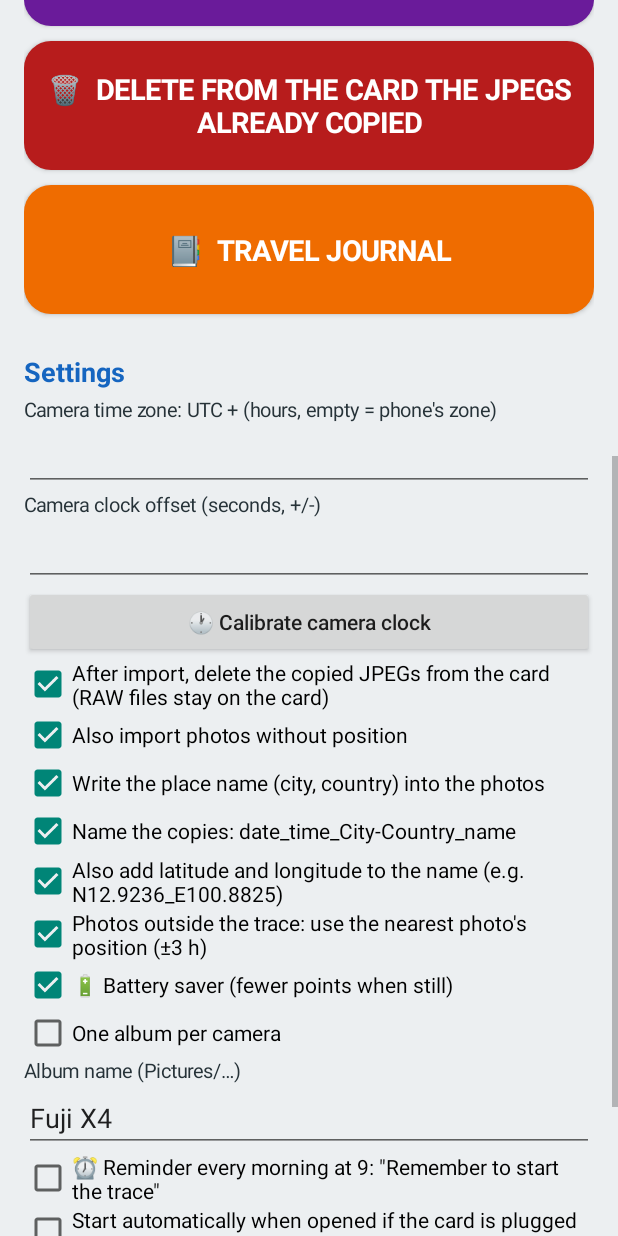
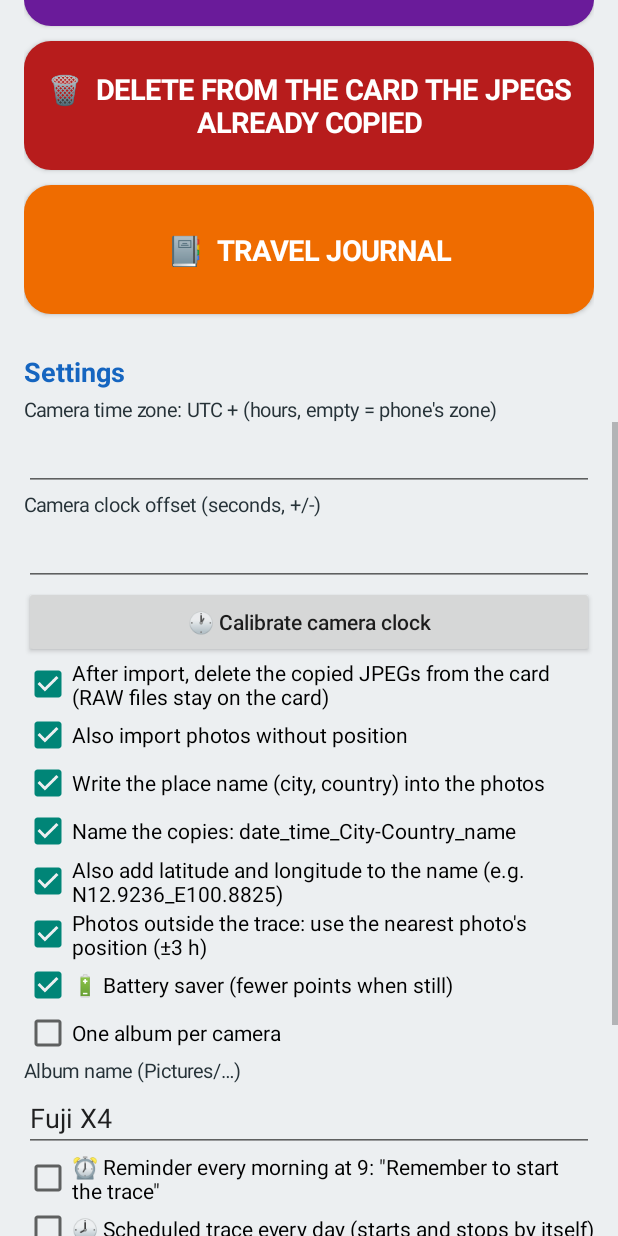
Before and after one commit to dargerejm-oss/trace-photo-android, an Android app: the screen it shows after launch (MainActivity), scrolled down 576 dp, on a phone screen of 412 x 824 dp. Run offline under Robolectric (Android 15) with nearby library versions, the phone set to English and light mode, and no system bars; pictures from the network do not load.

Commit message:
v2.6: trace programmee, verification apres suppression
Co-Authored-By: Claude Sonnet 5.5 <noreply@anthropic.com>
Claude-Session: https://claude.ai/code/session_01HG97iMfEjTevcNT62nJE5X

```diff
--- a/app/build.gradle.kts
+++ b/app/build.gradle.kts
@@ -10,8 +10,8 @@ android {
         applicationId = "com.jmdargere.tracephoto"
         minSdk = 29
         targetSdk = 34
-        versionCode = 9
-        versionName = "2.5"
+        versionCode = 10
+        versionName = "2.6"
     }
     compileOptions {
         sourceCompatibility = JavaVersion.VERSION_17
--- a/app/src/main/AndroidManifest.xml
+++ b/app/src/main/AndroidManifest.xml
@@ -9,6 +9,7 @@
     <uses-permission android:name="android.permission.INTERNET" />
     <uses-permission android:name="android.permission.VIBRATE" />
     <uses-permission android:name="android.permission.RECEIVE_BOOT_COMPLETED" />
+    <uses-permission android:name="android.permission.ACCESS_BACKGROUND_LOCATION" />
     <application
         android:allowBackup="false"
         android:icon="@mipmap/ic_launcher"
@@ -28,6 +29,7 @@
         </activity>
         <activity android:name=".ViewerActivity" android:exported="false" />
         <activity android:name=".JournalActivity" android:exported="false" />
+        <receiver android:name=".Programme" android:exported="false" />
         <receiver android:name=".Rappel" android:exported="false">
             <intent-filter><action android:name="android.intent.action.BOOT_COMPLETED" /></intent-filter>
         </receiver>
--- a/app/src/main/java/com/jmdargere/tracephoto/Geoloc.kt
+++ b/app/src/main/java/com/jmdargere/tracephoto/Geoloc.kt
@@ -226,7 +226,7 @@ class Geoloc(private val c: Context, private val racine: Uri, private val decala
             try {
                 val copieOk = cr.openFileDescriptor(p.second, "r")?.use { it.statSize > 1000 } == true
                 if (!copieOk) { b.copieAbsente++; b.echecSupp++; continue }
-                if (DocumentsContract.deleteDocument(cr, p.first)) b.supprimees++ else { b.echecSupp++; if (b.errSupp.isEmpty()) b.errSupp = "refus du système (deleteDocument=false)" }
+                if (DocumentsContract.deleteDocument(cr, p.first)) { val encore = try { cr.query(p.first, arrayOf("document_id"), null, null, null)?.use { it.count > 0 } == true } catch (_: Exception) { false }; if (encore) { b.echecSupp++; if (b.errSupp.isEmpty()) b.errSupp = "fichier toujours présent après suppression" } else b.supprimees++ } else { b.echecSupp++; if (b.errSupp.isEmpty()) b.errSupp = "refus du système (deleteDocument=false)" }
             } catch (e: Exception) { b.echecSupp++; if (b.errSupp.isEmpty()) b.errSupp = (e.javaClass.simpleName + ": " + (e.message ?: "")).take(160) }
         }
     }
--- a/app/src/main/java/com/jmdargere/tracephoto/MainActivity.kt
+++ b/app/src/main/java/com/jmdargere/tracephoto/MainActivity.kt
@@ -40,6 +40,9 @@ class MainActivity : Activity() {
     private lateinit var cbSans: CheckBox
     private lateinit var cbVois: CheckBox
     private lateinit var cbRappel: CheckBox
+    private lateinit var cbProg: CheckBox
+    private lateinit var etPd: EditText
+    private lateinit var etPf: EditText
     private lateinit var sablier: android.webkit.WebView
     private lateinit var cbEco: CheckBox
     private lateinit var cbParApp: CheckBox
@@ -134,6 +137,14 @@ class MainActivity : Activity() {
         etAlbum = EditText(this).apply { setText(sp.getString("album", "Fuji X4")); setSingleLine() }; root.addView(etAlbum)
         cbRappel = CheckBox(this).apply { text = T.t("o_rappel"); isChecked = sp.getBoolean("rappel", false)
             setOnCheckedChangeListener { _, on -> sp.edit().putBoolean("rappel", on).apply(); Rappel.armer(this@MainActivity, on) } }; root.addView(cbRappel)
+        cbProg = CheckBox(this).apply { text = T.t("o_prog"); isChecked = sp.getBoolean("prog", false)
+            setOnCheckedChangeListener { _, on -> sp.edit().putBoolean("prog", on).apply(); if (on) { demanderToujours(); if (Programme.dedans(this@MainActivity) && !TraceService.actif) basculeTrace() }; Programme.armer(this@MainActivity) } }; root.addView(cbProg)
+        val lp = LinearLayout(this).apply { orientation = LinearLayout.HORIZONTAL; gravity = Gravity.CENTER_VERTICAL }
+        etPd = EditText(this).apply { inputType = InputType.TYPE_CLASS_NUMBER; setText(sp.getInt("prog_d", 8).toString()); setSingleLine(); gravity = Gravity.CENTER }
+        etPf = EditText(this).apply { inputType = InputType.TYPE_CLASS_NUMBER; setText(sp.getInt("prog_f", 20).toString()); setSingleLine(); gravity = Gravity.CENTER }
+        lp.addView(txt(T.t("prog_de"), 14f)); lp.addView(etPd, LinearLayout.LayoutParams(dp(70), -2)); lp.addView(txt(T.t("prog_a"), 14f)); lp.addView(etPf, LinearLayout.LayoutParams(dp(70), -2)); lp.addView(txt(" h", 14f))
+        root.addView(lp)
+        root.addView(Button(this).apply { text = T.t("b_toujours"); isAllCaps = false; setOnClickListener { demanderToujours(true) } })
         cbAuto = CheckBox(this).apply { text = T.t("o_auto"); isChecked = sp.getBoolean("auto", false) }; root.addView(cbAuto)
         root.addView(Button(this).apply { text = T.t("batt"); isAllCaps = false
             setOnClickListener { try { startActivity(Intent(Settings.ACTION_IGNORE_BATTERY_OPTIMIZATION_SETTINGS)) } catch (_: Exception) {} } })
@@ -198,7 +209,7 @@ class MainActivity : Activity() {
     }
     override fun onPause() { super.onPause(); h.removeCallbacksAndMessages(null); sauveReglages() }
 
-    private fun sauveReglages() { sp.edit().putString("fuseau", etFuseau.text.toString()).putString("decal", etDecal.text.toString()).putBoolean("sans", cbSans.isChecked).putBoolean("sup", cbSup.isChecked).putBoolean("lieu", cbLieu.isChecked).putBoolean("ren", cbRen.isChecked).putBoolean("auto", cbAuto.isChecked).putBoolean("coord", cbCoord.isChecked).putBoolean("vois", cbVois.isChecked).putBoolean("eco", cbEco.isChecked).putBoolean("parapp", cbParApp.isChecked).putString("album", etAlbum.text.toString().trim()).apply() }
+    private fun sauveReglages() { sp.edit().putString("fuseau", etFuseau.text.toString()).putString("decal", etDecal.text.toString()).putBoolean("sans", cbSans.isChecked).putBoolean("sup", cbSup.isChecked).putBoolean("lieu", cbLieu.isChecked).putBoolean("ren", cbRen.isChecked).putBoolean("auto", cbAuto.isChecked).putBoolean("coord", cbCoord.isChecked).putBoolean("vois", cbVois.isChecked).putBoolean("eco", cbEco.isChecked).putBoolean("parapp", cbParApp.isChecked).putString("album", etAlbum.text.toString().trim()).putInt("prog_d", (etPd.text.toString().toIntOrNull() ?: 8).coerceIn(0, 23)).putInt("prog_f", (etPf.text.toString().toIntOrNull() ?: 20).coerceIn(0, 23)).apply(); Programme.armer(this) }
 
     private fun tick() {
         val on = TraceService.actif
@@ -334,6 +345,13 @@ class MainActivity : Activity() {
             }.setNegativeButton(T.t("sup_non"), null).setCancelable(false).show()
     }
 
+    private fun demanderToujours(force: Boolean = false) {
+        if (Build.VERSION.SDK_INT >= 29 && (force || checkSelfPermission(Manifest.permission.ACCESS_BACKGROUND_LOCATION) != PackageManager.PERMISSION_GRANTED)) {
+            Toast.makeText(this, T.t("toujours_msg"), Toast.LENGTH_LONG).show()
+            try { startActivity(Intent(Settings.ACTION_APPLICATION_DETAILS_SETTINGS, Uri.parse("package:$packageName"))) } catch (_: Exception) {}
+        }
+    }
+
     private fun nettoyerCarte() {
         if (enCours) return
         val s = sp.getString("arbre", null)
@@ -356,10 +374,12 @@ class MainActivity : Activity() {
         val g = dernierGeo ?: return; val b = dernierBilan ?: return
         enCours = true; barre.visibility = View.VISIBLE; sablier.visibility = View.VISIBLE; barre.isIndeterminate = false; barre.max = b.aSupprimer.size
         Thread {
+            g.annule = false
             g.supprimerOriginaux(b) { i, n -> h.post { barre.progress = i; hg(i, n); carte.text = T.f("traite", i, n) } }
+            val reste = try { g.lister().size } catch (_: Exception) { -1 }
             h.post {
                 enCours = false; barre.visibility = View.GONE; sablier.visibility = View.GONE; carte.text = ""
-                var t = bilanTxt.text.toString() + T.f("bilan_sup", b.supprimees)
+                var t = bilanTxt.text.toString() + T.f("bilan_sup", b.supprimees) + (if (reste >= 0) "\n🔎 " + T.f("sup_reste", reste) else "")
                 if (b.echecSupp > 0) t += T.f("bilan_sup_echec", b.echecSupp) + (if (b.errSupp.isNotEmpty()) "\n⚠ " + b.errSupp else "") + (if (b.copieAbsente > 0) "\n⚠ " + T.f("sup_copie_abs", b.copieAbsente) else "")
                 bilanTxt.text = t; b.aSupprimer.clear()
                 banniere.text = T.t("fini"); banniere.background = fond(Color.parseColor("#2E7D32"))
--- a/app/src/main/java/com/jmdargere/tracephoto/Rappel.kt
+++ b/app/src/main/java/com/jmdargere/tracephoto/Rappel.kt
@@ -13,8 +13,8 @@ import java.util.Calendar
 class Rappel : BroadcastReceiver() {
     override fun onReceive(c: Context, i: Intent) {
         val sp = c.getSharedPreferences("trace", Context.MODE_PRIVATE)
+        if (i.action == Intent.ACTION_BOOT_COMPLETED) { Programme.armer(c); if (sp.getBoolean("rappel", false)) armer(c, true); return }
         if (!sp.getBoolean("rappel", false)) return
-        if (i.action == Intent.ACTION_BOOT_COMPLETED) { armer(c, true); return }
         if (TraceService.actif) return
         val nm = c.getSystemService(Context.NOTIFICATION_SERVICE) as NotificationManager
         nm.createNotificationChannel(NotificationChannel("rappel", "Rappel", NotificationManager.IMPORTANCE_DEFAULT))
--- a/app/src/main/java/com/jmdargere/tracephoto/T.kt
+++ b/app/src/main/java/com/jmdargere/tracephoto/T.kt
@@ -50,6 +50,12 @@ object T {
         "sup_why_stop" to "Aucune suppression proposée : le traitement a été arrêté.",
         "sup_why_rien" to "Aucune suppression proposée : aucun JPEG copié et vérifié à supprimer (utilise le bouton rouge « SUPPRIMER DE LA CARTE… »).",
         "sup_copie_abs" to "%d copie(s) introuvable(s) sur le téléphone : original gardé.",
+        "o_prog" to "🕗 Trace programmée chaque jour (démarre et s'arrête toute seule)",
+        "prog_de" to "de ",
+        "prog_a" to "  à ",
+        "b_toujours" to "📍 Autoriser la position « Toujours » (pour la trace programmée)",
+        "toujours_msg" to "Ouvre « Autorisations » → « Position » → choisis « Toujours autoriser » (et « Position précise »).",
+        "sup_reste" to "Vérification : %d JPEG restent sur la carte (les nouvelles photos non importées comprises).",
         "batt" to "🔋 Autoriser en arrière-plan (Xiaomi)",
         "stop_trt" to "⏹ STOP",
         "lecture" to "Lecture des traces…",
@@ -142,6 +148,12 @@ object T {
         "sup_why_stop" to "No deletion offered: processing was stopped.",
         "sup_why_rien" to "No deletion offered: no copied and verified JPEG to delete (use the red \"DELETE FROM THE CARD…\" button).",
         "sup_copie_abs" to "%d copy(ies) not found on the phone: original kept.",
+        "o_prog" to "🕗 Scheduled trace every day (starts and stops by itself)",
+        "prog_de" to "from ",
+        "prog_a" to "  to ",
+        "b_toujours" to "📍 Allow location \"All the time\" (for the scheduled trace)",
+        "toujours_msg" to "Open \"Permissions\" → \"Location\" → choose \"Allow all the time\" (and \"Use precise location\").",
+        "sup_reste" to "Check: %d JPEG remain on the card (including new photos not yet imported).",
         "batt" to "🔋 Allow in background (Xiaomi)",
         "stop_trt" to "⏹ STOP",
         "lecture" to "Reading tracks…",
--- a/app/src/main/java/com/jmdargere/tracephoto/TraceService.kt
+++ b/app/src/main/java/com/jmdargere/tracephoto/TraceService.kt
@@ -34,10 +34,12 @@ class TraceService : Service() {
     private var immobile = 0
     private var dernierTz = Int.MIN_VALUE
     private var lent = false
+    private var parProg = false
     private var eco = true
 
     private fun noter(l: Location) {
         val f = fichier ?: return
+        if (parProg && !Programme.dedans(this)) { arreter(); return }
         if (l.hasAccuracy() && l.accuracy > 150f) return
         Trace.ajouter(f, l.latitude, l.longitude, if (l.hasAltitude()) l.altitude else null, l.time)
         points++; dernierFix = System.currentTimeMillis()
@@ -63,8 +65,9 @@ class TraceService : Service() {
         val repris: File? = if (intent == null) sp.getString("fichier", null)?.let { File(it) }?.takeIf { it.exists() } else null
         fichier = repris ?: Trace.nouveauFichier(this)
         sp.edit().putString("fichier", fichier!!.absolutePath).putBoolean("actif", true).apply()
-        wl = (getSystemService(Context.POWER_SERVICE) as PowerManager).newWakeLock(PowerManager.PARTIAL_WAKE_LOCK, "tracephoto:trace").apply { acquire(12 * 3600_000L) }
+        wl = (getSystemService(Context.POWER_SERVICE) as PowerManager).newWakeLock(PowerManager.PARTIAL_WAKE_LOCK, "tracephoto:trace").apply { acquire(16 * 3600_000L) }
         lm = getSystemService(Context.LOCATION_SERVICE) as LocationManager
+        parProg = intent?.getBooleanExtra("prog", false) == true
         eco = sp.getBoolean("eco", true); lent = false; immobile = 0; dernier = null
         try {
             lm!!.requestLocationUpdates(LocationManager.GPS_PROVIDER, INTERVALLE, 0f, ecoute)
```
Also changed, not shown: app/src/main/java/com/jmdargere/tracephoto/Programme.kt (added, +38 -0 lines).
